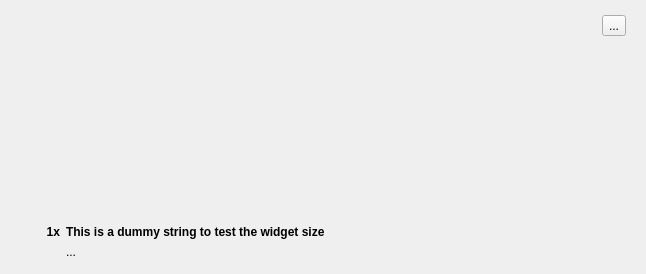
Before: the Qt Designer form src/view/ListViewItemTooltip.ui in the-butterfly-effect/tbe, drawn with Qt 5.
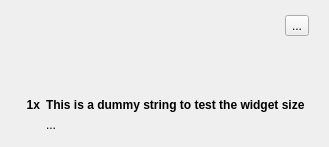
After: the same form once the commit is applied. Icons and pictures are not drawn. Custom widgets are drawn as their Qt base class.

Commit message: Make the ListViewItemToolTip rescale whenever needed, closes issue #3

The edit to the form file:
```diff
--- a/src/view/ListViewItemTooltip.ui
+++ b/src/view/ListViewItemTooltip.ui
@@ -6,12 +6,12 @@
    <rect>
     <x>0</x>
     <y>0</y>
-    <width>646</width>
-    <height>274</height>
+    <width>329</width>
+    <height>147</height>
    </rect>
   </property>
   <property name="sizePolicy">
-   <sizepolicy hsizetype="Expanding" vsizetype="Expanding">
+   <sizepolicy hsizetype="MinimumExpanding" vsizetype="MinimumExpanding">
     <horstretch>0</horstretch>
     <verstretch>0</verstretch>
    </sizepolicy>
@@ -20,6 +20,9 @@
    <string>ToolboxTooltip</string>
   </property>
   <layout class="QVBoxLayout" name="verticalLayout7">
+   <property name="sizeConstraint">
+    <enum>QLayout::SetMinimumSize</enum>
+   </property>
    <property name="leftMargin">
     <number>0</number>
    </property>
@@ -35,7 +38,7 @@
    <item>
     <widget class="QFrame" name="frame">
      <property name="sizePolicy">
-      <sizepolicy hsizetype="Expanding" vsizetype="Expanding">
+      <sizepolicy hsizetype="MinimumExpanding" vsizetype="MinimumExpanding">
        <horstretch>0</horstretch>
        <verstretch>0</verstretch>
       </sizepolicy>
@@ -53,6 +56,9 @@
       <number>0</number>
      </property>
      <layout class="QVBoxLayout" name="verticalLayout_3">
+      <property name="sizeConstraint">
+       <enum>QLayout::SetMinimumSize</enum>
+      </property>
       <property name="leftMargin">
        <number>20</number>
       </property>
@@ -68,12 +74,12 @@
       <item>
        <layout class="QHBoxLayout" name="horizontalLayout">
         <property name="sizeConstraint">
-         <enum>QLayout::SetMinimumSize</enum>
+         <enum>QLayout::SetDefaultConstraint</enum>
         </property>
         <item>
          <widget class="QPushButton" name="buttonObjectImage">
           <property name="sizePolicy">
-           <sizepolicy hsizetype="Minimum" vsizetype="Minimum">
+           <sizepolicy hsizetype="MinimumExpanding" vsizetype="MinimumExpanding">
             <horstretch>0</horstretch>
             <verstretch>0</verstretch>
            </sizepolicy>
@@ -114,7 +120,7 @@
         <item>
          <layout class="QVBoxLayout" name="verticalLayout">
           <property name="sizeConstraint">
-           <enum>QLayout::SetMinimumSize</enum>
+           <enum>QLayout::SetNoConstraint</enum>
           </property>
           <item>
            <widget class="QToolButton" name="buttonRemove">
@@ -124,6 +130,19 @@
             <property name="text">
              <string>...</string>
             </property>
+            <property name="icon">
+             <iconset resource="../../imagery/style/style-resources.qrc">
+              <normaloff>:/IconDelete.png</normaloff>:/IconDelete.png</iconset>
+            </property>
+            <property name="iconSize">
+             <size>
+              <width>16</width>
+              <height>16</height>
+             </size>
+            </property>
+            <property name="shortcut">
+             <string comment="Probably 'Esc' for any language" extracomment="escape should close the listviewtooltip">Esc</string>
+            </property>
            </widget>
           </item>
           <item>
@@ -145,6 +164,9 @@
       </item>
       <item>
        <layout class="QHBoxLayout" name="horizontalLayout_2">
+        <property name="sizeConstraint">
+         <enum>QLayout::SetMinimumSize</enum>
+        </property>
         <item>
          <widget class="QLabel" name="labelCount">
           <property name="sizePolicy">
@@ -184,10 +206,13 @@
         </item>
         <item>
          <layout class="QVBoxLayout" name="verticalLayout_2">
+          <property name="sizeConstraint">
+           <enum>QLayout::SetMinimumSize</enum>
+          </property>
           <item>
            <widget class="QLabel" name="labelName">
             <property name="sizePolicy">
-             <sizepolicy hsizetype="Preferred" vsizetype="Preferred">
+             <sizepolicy hsizetype="MinimumExpanding" vsizetype="Preferred">
               <horstretch>0</horstretch>
               <verstretch>0</verstretch>
              </sizepolicy>
@@ -210,12 +235,15 @@
             <property name="text">
              <string>This is a dummy string to test the widget size</string>
             </property>
+            <property name="alignment">
+             <set>Qt::AlignLeading|Qt::AlignLeft|Qt::AlignTop</set>
+            </property>
            </widget>
           </item>
           <item>
            <widget class="QLabel" name="labelDescription">
             <property name="sizePolicy">
-             <sizepolicy hsizetype="Preferred" vsizetype="Preferred">
+             <sizepolicy hsizetype="MinimumExpanding" vsizetype="Preferred">
               <horstretch>0</horstretch>
               <verstretch>0</verstretch>
              </sizepolicy>
@@ -232,6 +260,9 @@
             <property name="text">
              <string>...</string>
             </property>
+            <property name="alignment">
+             <set>Qt::AlignLeading|Qt::AlignLeft|Qt::AlignTop</set>
+            </property>
            </widget>
           </item>
          </layout>
```
Left out of the diff: 6 changed lines with no effect on the pictures.
